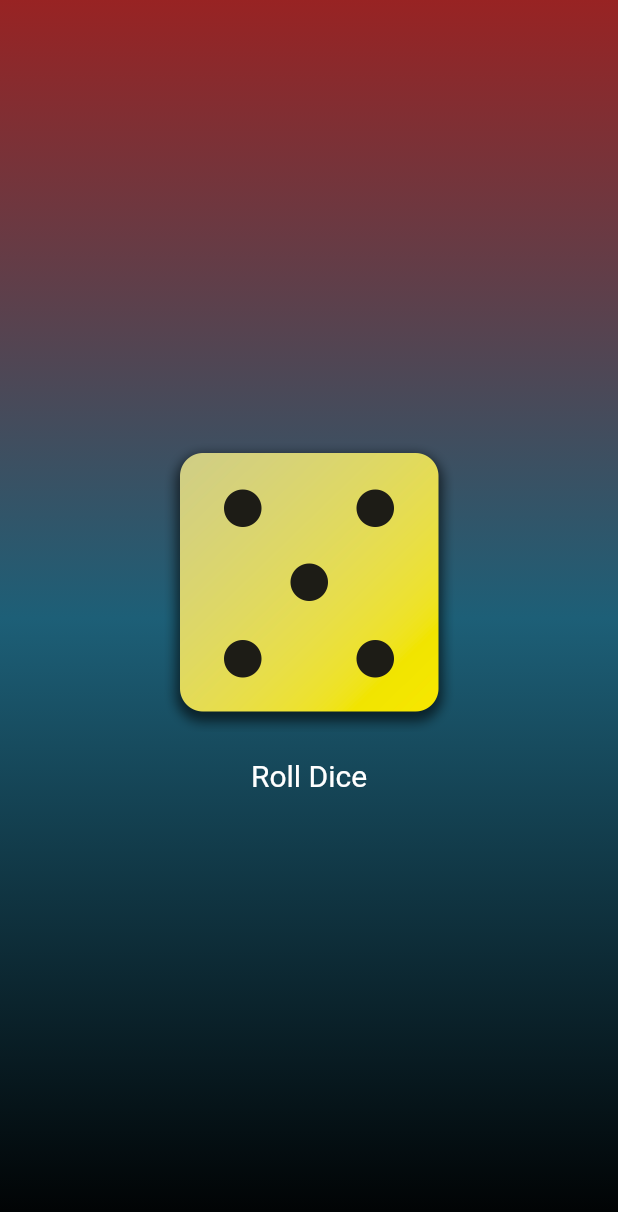
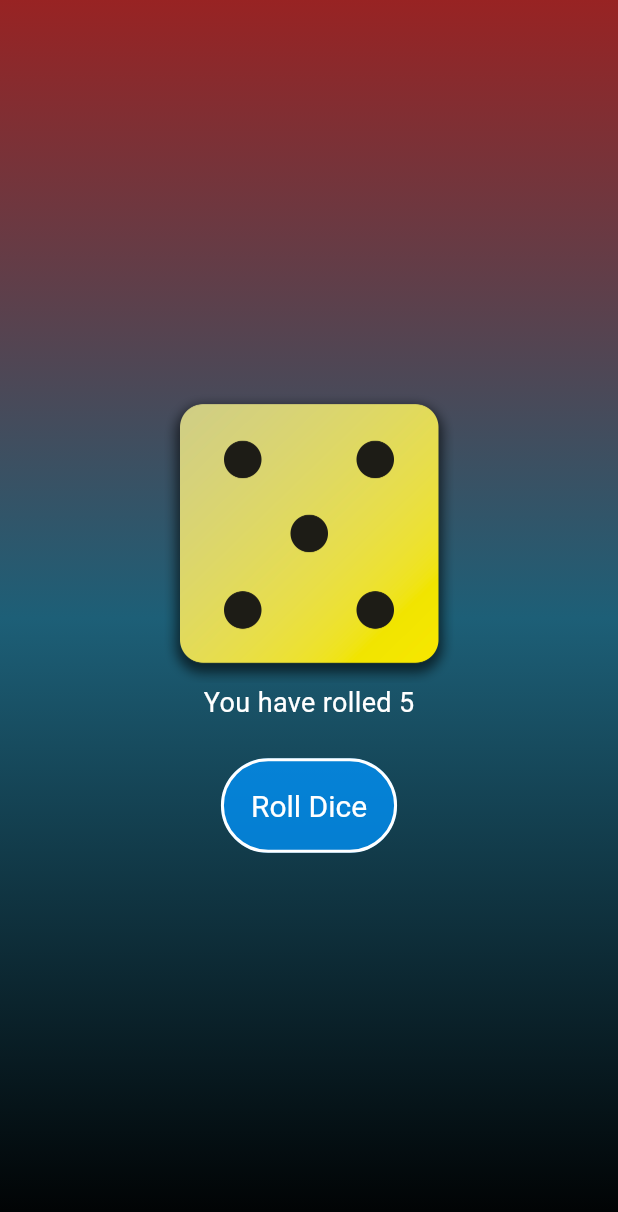
Before and after one commit to eve-s3951140/first_app, a Flutter app: the screen it shows after launch, after a tap on "Roll Dice", on a phone screen of 412 x 824 dp. Shown: the top 1212 px of the screen. Run offline on Flutter 3.47's test engine with Material 3 defaults, Android fonts, the phone set to English and light mode, and no system bars.

Commit message:
Add text to show what dice is rolled

```diff
--- a/lib/dice.dart
+++ b/lib/dice.dart
@@ -38,18 +38,28 @@ class _DiceState extends State<Dice> {
   @override
   Widget build(BuildContext context) {
     return Column(
-      mainAxisSize: MainAxisSize.min,
+      mainAxisSize: MainAxisSize.min, // Center the children vertically
       children: [
         Image.asset(
-          activeDiceImage,
+          activeDiceImage, // Set the image to the activeDiceImage
           width: 200,
         ),
-        TextButton(
-          onPressed: rollDice,
-          style: TextButton.styleFrom(
-              padding: const EdgeInsets.only(top: 10),
-              foregroundColor: Colors.white,
-              textStyle: const TextStyle(fontSize: 20)),
+        SizedBox(
+          height: 20,
+          child: Text("You have rolled ${activeDiceImage.substring(activeDiceImage.indexOf("-") + 1, activeDiceImage.indexOf("."))}",
+            style: const TextStyle(fontSize: 18, color: Colors.white),
+          ),
+        ),
+        const SizedBox(height: 30), // Add margin between text and button
+        OutlinedButton(
+          onPressed: rollDice, // Call the rollDice function when the button is pressed
+          style: OutlinedButton.styleFrom(
+            padding: const EdgeInsets.all(20), // Add padding to the button on all sides
+            foregroundColor: Colors.white,
+            textStyle: const TextStyle(fontSize: 20),
+            backgroundColor: const Color.fromARGB(191, 0, 149, 255),
+            side: const BorderSide(color: Colors.white, width: 2), // Add a border to the button
+          ),
           child: const Text("Roll Dice"),
         ),
       ],
--- a/lib/main.dart
+++ b/lib/main.dart
@@ -3,11 +3,11 @@ import 'package:first_app/gradient_container.dart';
 
 void main() {
   runApp(
-    MaterialApp(
+    const MaterialApp(
       // Show user interface on the screen
       home: Scaffold(
-        backgroundColor: const Color.fromRGBO(14, 49, 61, 0),
-        body: GradientContainer(colors: const [
+        backgroundColor:  Color.fromRGBO(14, 49, 61, 0),
+        body: GradientContainer(colors: [
             Color.fromRGBO(152, 35, 35, 1),
             Color.fromRGBO(29, 95, 119, 1),
             Color.fromRGBO(0, 0, 0, 1)
```
